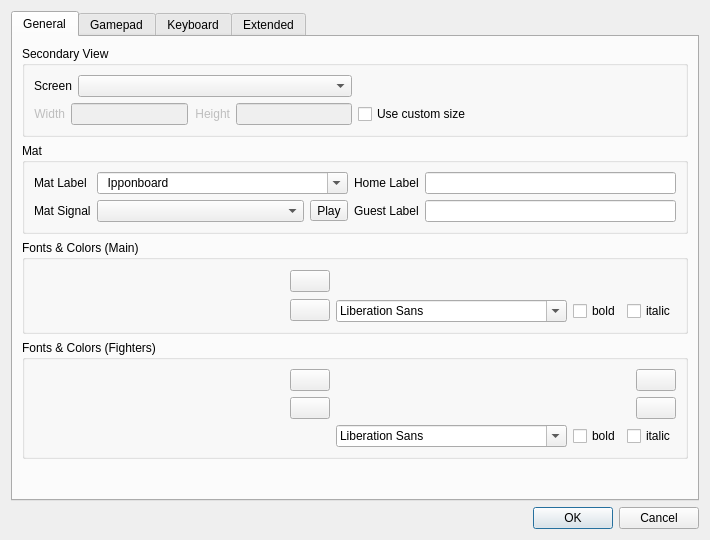
Above: base/SettingsDlg.ui from fmuecke/Ipponboard before the change. Below: the same form after it.
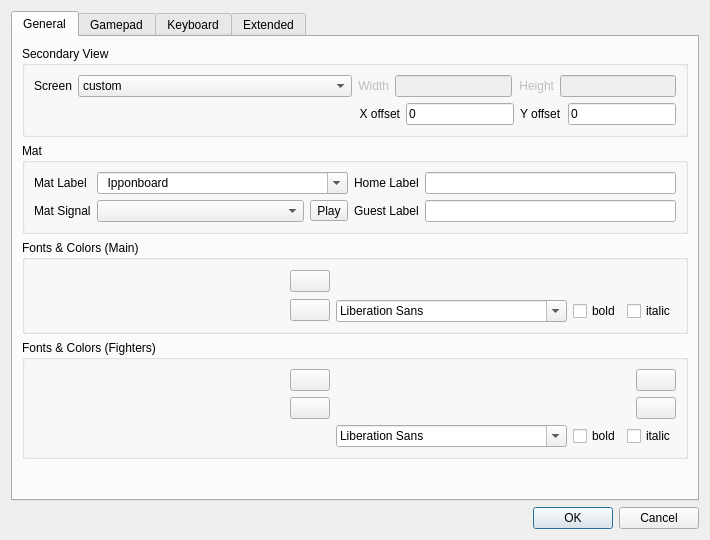
That is the form after the change. Icons and pictures are not drawn. Custom widgets are drawn as their Qt base class.

Commit message: secondary screen can be positioned with custom offsets

```diff
--- a/base/SettingsDlg.ui
+++ b/base/SettingsDlg.ui
@@ -69,12 +69,104 @@
              </widget>
             </item>
             <item>
-             <widget class="QComboBox" name="comboBox_screen"/>
+             <widget class="QComboBox" name="comboBox_screen">
+              <item>
+               <property name="text">
+                <string>custom</string>
+               </property>
+              </item>
+             </widget>
             </item>
            </layout>
           </item>
-          <item row="1" column="0">
-           <layout class="QHBoxLayout" name="horizontalLayout_9" stretch="0,1,0,1">
+          <item row="1" column="1">
+           <layout class="QHBoxLayout" name="horizontalLayout_11" stretch="1,1,1,1">
+            <property name="rightMargin">
+             <number>0</number>
+            </property>
+            <item>
+             <widget class="QLabel" name="label_offsetX">
+              <property name="enabled">
+               <bool>true</bool>
+              </property>
+              <property name="sizePolicy">
+               <sizepolicy hsizetype="Fixed" vsizetype="Preferred">
+                <horstretch>0</horstretch>
+                <verstretch>0</verstretch>
+               </sizepolicy>
+              </property>
+              <property name="text">
+               <string>X offset</string>
+              </property>
+              <property name="alignment">
+               <set>Qt::AlignmentFlag::AlignRight|Qt::AlignmentFlag::AlignTrailing|Qt::AlignmentFlag::AlignVCenter</set>
+              </property>
+             </widget>
+            </item>
+            <item>
+             <widget class="QLineEdit" name="lineEdit_offsetX">
+              <property name="enabled">
+               <bool>true</bool>
+              </property>
+              <property name="sizePolicy">
+               <sizepolicy hsizetype="Expanding" vsizetype="Fixed">
+                <horstretch>0</horstretch>
+                <verstretch>0</verstretch>
+               </sizepolicy>
+              </property>
+              <property name="maximumSize">
+               <size>
+                <width>16777215</width>
+                <height>16777215</height>
+               </size>
+              </property>
+              <property name="text">
+               <string notr="true">0</string>
+              </property>
+             </widget>
+            </item>
+            <item>
+             <widget class="QLabel" name="label_offsetY">
+              <property name="enabled">
+               <bool>true</bool>
+              </property>
+              <property name="sizePolicy">
+               <sizepolicy hsizetype="Fixed" vsizetype="Preferred">
+                <horstretch>0</horstretch>
+                <verstretch>0</verstretch>
+               </sizepolicy>
+              </property>
+              <property name="text">
+               <string>Y offset</string>
+              </property>
+             </widget>
+            </item>
+            <item>
+             <widget class="QLineEdit" name="lineEdit_offsetY">
+              <property name="enabled">
+               <bool>true</bool>
+              </property>
+              <property name="sizePolicy">
+               <sizepolicy hsizetype="Expanding" vsizetype="Fixed">
+                <horstretch>0</horstretch>
+                <verstretch>0</verstretch>
+               </sizepolicy>
+              </property>
+              <property name="maximumSize">
+               <size>
+                <width>16777215</width>
+                <height>16777215</height>
+               </size>
+              </property>
+              <property name="text">
+               <string notr="true">0</string>
+              </property>
+             </widget>
+            </item>
+           </layout>
+          </item>
+          <item row="0" column="1">
+           <layout class="QHBoxLayout" name="horizontalLayout_9" stretch="1,1,1,1">
             <property name="spacing">
              <number>6</number>
             </property>
@@ -174,22 +266,6 @@
             </item>
            </layout>
           </item>
-          <item row="1" column="1">
-           <widget class="QCheckBox" name="checkBox_secondary_view_custom_size">
-            <property name="toolTip">
-             <string notr="true"/>
-            </property>
-            <property name="layoutDirection">
-             <enum>Qt::LayoutDirection::LeftToRight</enum>
-            </property>
-            <property name="text">
-             <string>Use custom size</string>
-            </property>
-            <property name="checked">
-             <bool>false</bool>
-            </property>
-           </widget>
-          </item>
          </layout>
         </widget>
        </item>
```
Left out of the diff: 3 changed lines with no effect on the pictures. The commit also changes 5 other files.
